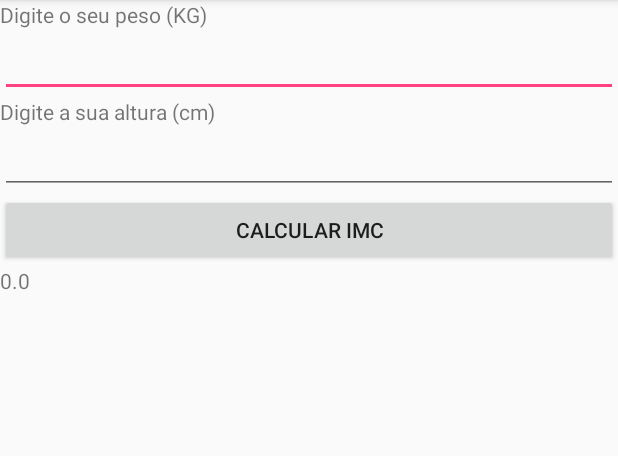
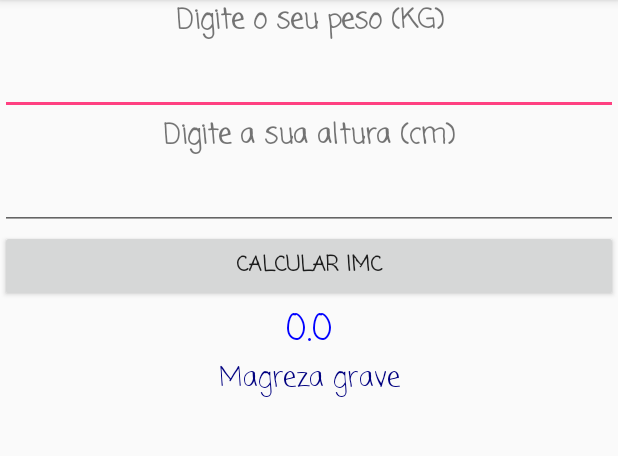
Before and after one commit to hugoiuri/Aula1APPIMC, an Android app: the screen it shows after launch (MainActivity), after a tap on "CALCULAR IMC", on a phone screen of 412 x 824 dp, the part 84-540 px from its top. Run offline under Robolectric (Android 15) with nearby library versions, the phone set to English and light mode, and no system bars; 2 statements that could not run were skipped.

Commit message:
adicionando classificação de imc e ajustes no layout

```diff
--- a/app/src/main/java/pucminas/br/aula1appimc/MainActivity.java
+++ b/app/src/main/java/pucminas/br/aula1appimc/MainActivity.java
@@ -16,15 +16,43 @@ public class MainActivity extends AppCompatActivity {
 
     public void CalcularIMC(View view){
         TextView lblIMC = findViewById(R.id.lblIMCId);
+        TextView lblIMCClassificacao = findViewById(R.id.lblIMCClassificacaoId);
         EditText txtPeso = findViewById(R.id.txtPesoId);
         EditText txtAltura = findViewById(R.id.txtAlturaId);
+
         double peso = Double.valueOf(txtPeso.getText().toString());
         double altura = Double.parseDouble(txtAltura.getText().toString())/100;
-        double imc =  Math.round(peso/(altura*altura));
+        double imc =  calcularIMC(peso, altura);
+
         String result = String.valueOf(imc);
+        String classificacao = getClassificacao(imc);
+
         lblIMC.setText(result);
+        lblIMCClassificacao.setText(classificacao);
     }
 
-    // public void getStatus(double imc)
+    private double calcularIMC(double peso, double altura){
+        double imc =  Math.round(peso/(altura*altura));
 
+        return imc;
+    }
+
+    private String getClassificacao(double imc){
+        if(imc < 16){
+            return "Magreza grave";
+        } else if (imc < 17){
+            return "Magreza moderada";
+        } else if (imc < 18.5){
+            return "Magreza leve";
+        } else if (imc < 25){
+            return "Saudável";
+        } else if (imc < 30){
+            return "Sobrepeso";
+        } else if (imc < 35){
+            return "Obesidade Grau I";
+        } else if (imc < 40){
+            return "Obesidade Grau II (severa)";
+        }
+        return "Obesidade Grau III (mórbida)";
+    }
 }
--- a/app/src/main/res/layout/activity_main.xml
+++ b/app/src/main/res/layout/activity_main.xml
@@ -11,39 +11,70 @@
         android:id="@+id/lblPesoId"
         android:layout_width="match_parent"
         android:layout_height="wrap_content"
-        android:text="Digite o seu peso (KG)" />
+        android:fontFamily="casual"
+        android:numeric="decimal"
+        android:text="Digite o seu peso (KG)"
+        android:textAlignment="center"
+        android:textSize="18sp"
+        android:textStyle="bold" />
 
     <EditText
         android:id="@+id/txtPesoId"
         android:layout_width="match_parent"
         android:layout_height="wrap_content"
         android:ems="10"
-        android:inputType="number" />
+        android:fontFamily="casual"
+        android:inputType="number"
+        android:textAlignment="center" />
 
     <TextView
         android:id="@+id/lblAlturaId"
         android:layout_width="match_parent"
         android:layout_height="wrap_content"
-        android:text="Digite a sua altura (cm)" />
+        android:fontFamily="casual"
+        android:text="Digite a sua altura (cm)"
+        android:textAlignment="center"
+        android:textSize="18sp"
+        android:textStyle="bold" />
 
     <EditText
         android:id="@+id/txtAlturaId"
         android:layout_width="match_parent"
         android:layout_height="wrap_content"
         android:ems="10"
-        android:inputType="number" />
+        android:fontFamily="casual"
+        android:inputType="number"
+        android:numeric="decimal"
+        android:textAlignment="center"
+        android:textAllCaps="false" />
 
     <Button
         android:id="@+id/btnCalcularId"
         android:layout_width="match_parent"
         android:layout_height="wrap_content"
+        android:fontFamily="casual"
         android:onClick="CalcularIMC"
-        android:text="Calcular IMC" />
+        android:text="Calcular IMC"
+        android:textStyle="bold" />
 
     <TextView
         android:id="@+id/lblIMCId"
         android:layout_width="match_parent"
         android:layout_height="wrap_content"
-        android:text="IMC" />
+        android:fontFamily="casual"
+        android:numeric="integer"
+        android:text="IMC"
+        android:textAlignment="center"
+        android:textColor="#0000FF"
+        android:textSize="24sp" />
+
+    <TextView
+        android:id="@+id/lblIMCClassificacaoId"
+        android:layout_width="match_parent"
+        android:layout_height="wrap_content"
+        android:fontFamily="casual"
+        android:textAlignment="center"
+        android:textColor="#000080"
+        android:textSize="18sp" />
 
 </android.widget.LinearLayout>
--- a/build.gradle
+++ b/build.gradle
@@ -7,7 +7,7 @@ buildscript {
         jcenter()
     }
     dependencies {
-        classpath 'com.android.tools.build:gradle:3.1.1'
+        classpath 'com.android.tools.build:gradle:3.1.2'
 
 
         // NOTE: Do not place your application dependencies here; they belong
```
